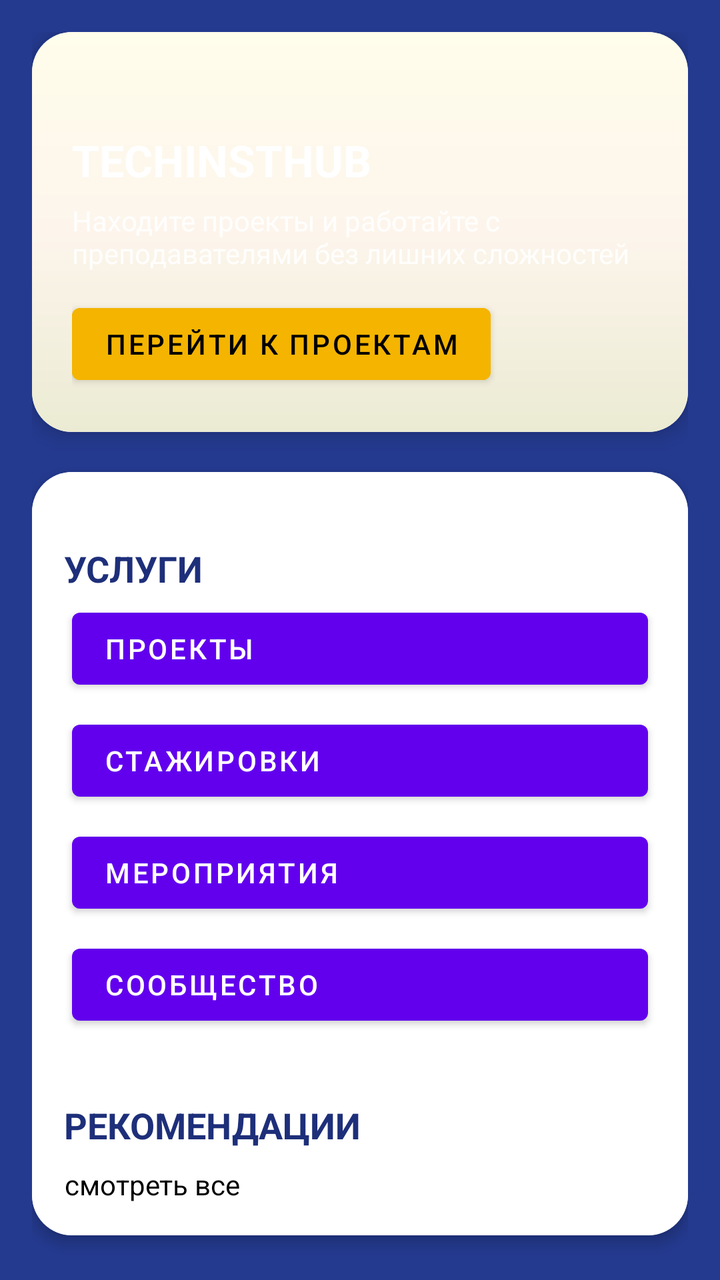
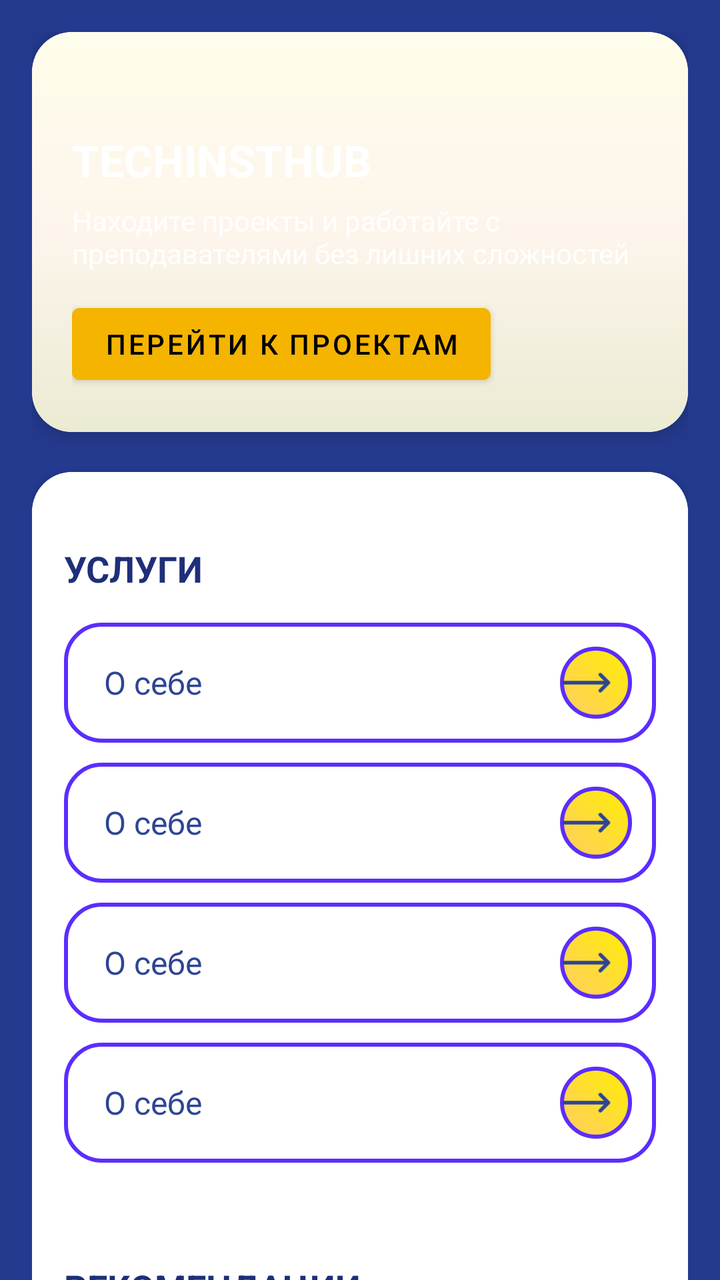

Compare the two renders of this Android layout. The source of the first and the diff that turns it into the second are given below.
<!-- AndroidManifest.xml: application theme Theme.MyApplication -->
<!-- res/layout/fragment_home.xml -->
<?xml version="1.0" encoding="utf-8"?>
<androidx.core.widget.NestedScrollView
    xmlns:android="http://schemas.android.com/apk/res/android"
    xmlns:app="http://schemas.android.com/apk/res-auto"
    android:layout_width="match_parent"
    android:layout_height="match_parent"
    android:background="#243A8F">

    <LinearLayout
        android:layout_width="match_parent"
        android:layout_height="wrap_content"
        android:orientation="vertical"
        android:padding="16dp">

        <androidx.cardview.widget.CardView
            android:layout_width="match_parent"
            android:layout_height="200dp"
            app:cardCornerRadius="20dp"
            app:cardElevation="6dp">

            <LinearLayout
                android:layout_width="match_parent"
                android:layout_height="match_parent"
                android:orientation="vertical"
                android:gravity="bottom"
                android:background="@drawable/header_background"
                android:padding="20dp">

                <TextView
                    android:text="TECHINSTHUB"
                    android:textColor="@android:color/white"
                    android:textSize="22sp"
                    android:textStyle="bold"
                    android:layout_height="wrap_content"
                    android:layout_width="wrap_content"/>

                <TextView
                    android:text="Находите проекты и работайте с преподавателями без лишних сложностей"
                    android:textColor="#DDFFFFFF"
                    android:textSize="14sp"
                    android:layout_marginTop="6dp"
                    android:layout_height="wrap_content"
                    android:layout_width="wrap_content"/>

                <Button
                    android:text="Перейти к проектам"
                    android:layout_marginTop="12dp"
                    android:backgroundTint="#F4B400"
                    android:textColor="@android:color/black"
                    android:layout_height="wrap_content"
                    android:layout_width="wrap_content"/>
            </LinearLayout>
        </androidx.cardview.widget.CardView>

        <androidx.cardview.widget.CardView
            android:layout_width="match_parent"
            android:layout_height="wrap_content"
            android:layout_marginTop="20dp"
            app:cardCornerRadius="20dp"
            app:cardElevation="4dp">

            <LinearLayout
                android:layout_width="match_parent"
                android:layout_height="wrap_content"
                android:orientation="vertical"
                android:padding="16dp"
                android:background="@android:color/white">

                <TextView
                    android:text="УСЛУГИ"
                    android:textStyle="bold"
                    android:textSize="18sp"
                    android:textColor="#1E2F7A"
                    android:layout_height="wrap_content"
                    android:layout_width="wrap_content"
                    android:layout_marginTop="20dp"/>

                <GridLayout
                    android:layout_width="match_parent"
                    android:layout_height="wrap_content"
                    android:columnCount="1">

                    <Button
                        android:id="@+id/btnProjects"
                        android:text="Проекты"
                        android:layout_width="0dp"
                        android:layout_height="wrap_content"
                        android:layout_columnWeight="1"
                        android:layout_margin="4dp"
                        android:textAlignment="textStart"/>

                    <Button
                        android:text="Стажировки"
                        android:layout_width="0dp"
                        android:layout_height="wrap_content"
                        android:layout_columnWeight="1"
                        android:layout_margin="4dp"
                        android:textAlignment="textStart"/>

                    <Button
                        android:text="Мероприятия"
                        android:layout_width="0dp"
                        android:layout_height="wrap_content"
                        android:layout_columnWeight="1"
                        android:layout_margin="4dp"
                        android:textAlignment="textStart"/>

                    <Button
                        android:text="Сообщество"
                        android:layout_width="0dp"
                        android:layout_height="wrap_content"
                        android:layout_columnWeight="1"
                        android:layout_margin="4dp"
                        android:textAlignment="textStart"/>
                </GridLayout>

                <TextView
                    android:text="РЕКОМЕНДАЦИИ"
                    android:textStyle="bold"
                    android:textSize="18sp"
                    android:textColor="#1E2F7A"
                    android:layout_marginTop="30dp"
                    android:layout_height="wrap_content"
                    android:layout_width="wrap_content"/>

                <androidx.recyclerview.widget.RecyclerView
                    android:id="@+id/recyclerRecommendationProjects"
                    android:layout_width="match_parent"
                    android:layout_height="wrap_content"
                    android:nestedScrollingEnabled="false"
                    android:layout_marginTop="8dp"
                    android:overScrollMode="never"/>

                <TextView
                    android:layout_width="wrap_content"
                    android:layout_height="wrap_content"
                    android:text="смотреть все"
                    android:textColor="@color/black"
                    android:gravity="end"/>
            </LinearLayout>

        </androidx.cardview.widget.CardView>

        <TextView
            android:text="НАШИ НОВОСТИ"
            android:textStyle="bold"
            android:textColor="#FFFFFF"
            android:textSize="18sp"
            android:paddingLeft="8dp"
            android:layout_marginTop="50dp"
            android:layout_height="wrap_content"
            android:layout_width="wrap_content" />

        <androidx.recyclerview.widget.RecyclerView
            android:id="@+id/recyclerRecommendationNews"
            android:layout_width="match_parent"
            android:layout_height="wrap_content"
            android:layout_marginTop="8dp"
            android:overScrollMode="never"/>

        <TextView
            android:layout_width="wrap_content"
            android:layout_height="wrap_content"
            android:text="смотреть все"
            android:textColor="@color/black"
            android:gravity="end"/>

    </LinearLayout>
</androidx.core.widget.NestedScrollView>
<!-- resources referenced by this layout -->
<resources>
  <color name="black">#FF000000</color>
  <!-- drawable header_background (drawable) -->
  <shape xmlns:android="http://schemas.android.com/apk/res/android">
      <corners android:radius="0dp"/>
  
      <gradient
          android:angle="270"
          android:endColor="#FFEBEBD3"
          android:centerColor="#FFFDF5EC"
          android:startColor="#FFFFFDEB" />
  </shape>
  <style name="Theme.MyApplication" parent="Theme.MaterialComponents.DayNight.DarkActionBar">
          
          <item name="colorPrimary">@color/purple_500</item>
          <item name="colorPrimaryVariant">@color/purple_700</item>
          <item name="colorOnPrimary">@color/white</item>
          
          <item name="colorSecondary">@color/teal_200</item>
          <item name="colorSecondaryVariant">@color/teal_700</item>
          <item name="colorOnSecondary">@color/black</item>
          
          <item name="android:statusBarColor">?attr/colorPrimaryVariant</item>
          
      </style>
  <color name="purple_500">#FF6200EE</color>
  <color name="purple_700">#FF3700B3</color>
  <color name="white">#FFFFFFFF</color>
  <color name="teal_200">#FF03DAC5</color>
  <color name="teal_700">#FF018786</color>
</resources>

<!-- the commit's change to res/layout/fragment_home.xml (unified diff, before → after) -->
@@ -80,38 +80,45 @@
                     android:layout_height="wrap_content"
                     android:columnCount="1">
 
-                    <Button
+                    <include
                         android:id="@+id/btnProjects"
+                        layout="@layout/item_custom_button"
+                        android:layout_height="60dp"
                         android:text="Проекты"
-                        android:layout_width="0dp"
-                        android:layout_height="wrap_content"
-                        android:layout_columnWeight="1"
-                        android:layout_margin="4dp"
-                        android:textAlignment="textStart"/>
-
-                    <Button
+                        android:layout_width="wrap_content"
+                        android:layout_marginTop="15dp"
+                        android:textAlignment="textStart"
+                        android:layout_columnWeight="1" />
+
+                    <include
+                        android:id="@+id/btnInternShips"
+                        layout="@layout/item_custom_button"
+                        android:layout_height="60dp"
                         android:text="Стажировки"
-                        android:layout_width="0dp"
-                        android:layout_height="wrap_content"
-                        android:layout_columnWeight="1"
-                        android:layout_margin="4dp"
-                        android:textAlignment="textStart"/>
-
-                    <Button
+                        android:layout_width="wrap_content"
+                        android:layout_marginTop="10dp"
+                        android:textAlignment="textStart"
+                        android:layout_columnWeight="1" />
+
+                    <include
+                        android:id="@+id/btnEvents"
+                        layout="@layout/item_custom_button"
+                        android:layout_height="60dp"
                         android:text="Мероприятия"
-                        android:layout_width="0dp"
-                        android:layout_height="wrap_content"
-                        android:layout_columnWeight="1"
-                        android:layout_margin="4dp"
-                        android:textAlignment="textStart"/>
-
-                    <Button
+                        android:layout_width="wrap_content"
+                        android:layout_marginTop="10dp"
+                        android:textAlignment="textStart"
+                        android:layout_columnWeight="1" />
+
+                    <include
+                        android:id="@+id/btnCommunity"
+                        layout="@layout/item_custom_button"
+                        android:layout_height="60dp"
                         android:text="Сообщество"
-                        android:layout_width="0dp"
-                        android:layout_height="wrap_content"
-                        android:layout_columnWeight="1"
-                        android:layout_margin="4dp"
-                        android:textAlignment="textStart"/>
+                        android:layout_width="wrap_content"
+                        android:layout_marginTop="10dp"
+                        android:textAlignment="textStart"
+                        android:layout_columnWeight="1" />
                 </GridLayout>
 
                 <TextView
@@ -119,7 +126,7 @@
                     android:textStyle="bold"
                     android:textSize="18sp"
                     android:textColor="#1E2F7A"
-                    android:layout_marginTop="30dp"
+                    android:layout_marginTop="50dp"
                     android:layout_height="wrap_content"
                     android:layout_width="wrap_content"/>
 
@@ -167,3 +174,37 @@
 
     </LinearLayout>
 </androidx.core.widget.NestedScrollView>
+<!-- res/layout/item_custom_button.xml (included above) -->
+<?xml version="1.0" encoding="utf-8"?>
+<RelativeLayout xmlns:android="http://schemas.android.com/apk/res/android"
+    android:layout_width="match_parent"
+    android:layout_height="56dp"
+    android:background="@drawable/bg_button_outline"
+    android:paddingStart="20dp"
+    android:paddingEnd="12dp">
+
+    <TextView
+        android:id="@+id/buttonText"
+        android:layout_width="wrap_content"
+        android:layout_height="wrap_content"
+        android:text="О себе"
+        android:textSize="16sp"
+        android:textColor="#2E4593"
+        android:layout_centerVertical="true"/>
+
+    <FrameLayout
+        android:layout_width="36dp"
+        android:layout_height="36dp"
+        android:layout_alignParentEnd="true"
+        android:layout_centerVertical="true"
+        android:background="@drawable/bg_circle">
+
+        <ImageView
+            android:background="@drawable/bg_button_outline"
+            android:layout_width="match_parent"
+            android:layout_height="match_parent"
+            android:src="@drawable/ic_arrow"
+            android:paddingLeft="-4dp"/>
+    </FrameLayout>
+
+</RelativeLayout>
<!-- resource entries referenced after the edit -->
@@ -1,6 +1,25 @@
 <!-- resources referenced by this layout -->
 <resources>
   <color name="black">#FF000000</color>
+  <!-- drawable bg_button_outline (drawable) -->
+  <shape xmlns:android="http://schemas.android.com/apk/res/android">
+      <corners android:radius="18dp"/>
+  
+      <stroke
+          android:width="2dp"
+          android:color="#5B2DFF"/>
+  
+      <solid android:color="@android:color/transparent"/>
+  </shape>
+  <!-- drawable bg_circle (drawable) -->
+  <shape xmlns:android="http://schemas.android.com/apk/res/android"
+      android:shape="oval">
+  
+      <gradient
+          android:startColor="#FFC6"
+          android:endColor="#FFE0"
+          android:angle="45"/>
+  </shape>
   <!-- drawable header_background (drawable) -->
   <shape xmlns:android="http://schemas.android.com/apk/res/android">
       <corners android:radius="0dp"/>
@@ -11,6 +30,22 @@
           android:centerColor="#FFFDF5EC"
           android:startColor="#FFFFFDEB" />
   </shape>
+  <!-- drawable ic_arrow (drawable) -->
+  <vector xmlns:android="http://schemas.android.com/apk/res/android"
+      android:width="36dp"
+      android:height="36dp"
+      android:viewportWidth="36"
+      android:viewportHeight="36">
+  
+      <path
+          android:pathData="M4,18 L26,18 M22,14 L26,18 L22,22"
+          android:fillColor="@android:color/transparent"
+          android:strokeColor="#2E4593"
+          android:strokeWidth="1.8"
+          android:strokeLineCap="round"
+          android:strokeLineJoin="round"/>
+  
+  </vector>
   <style name="Theme.MyApplication" parent="Theme.MaterialComponents.DayNight.DarkActionBar">
           
           <item name="colorPrimary">@color/purple_500</item>
